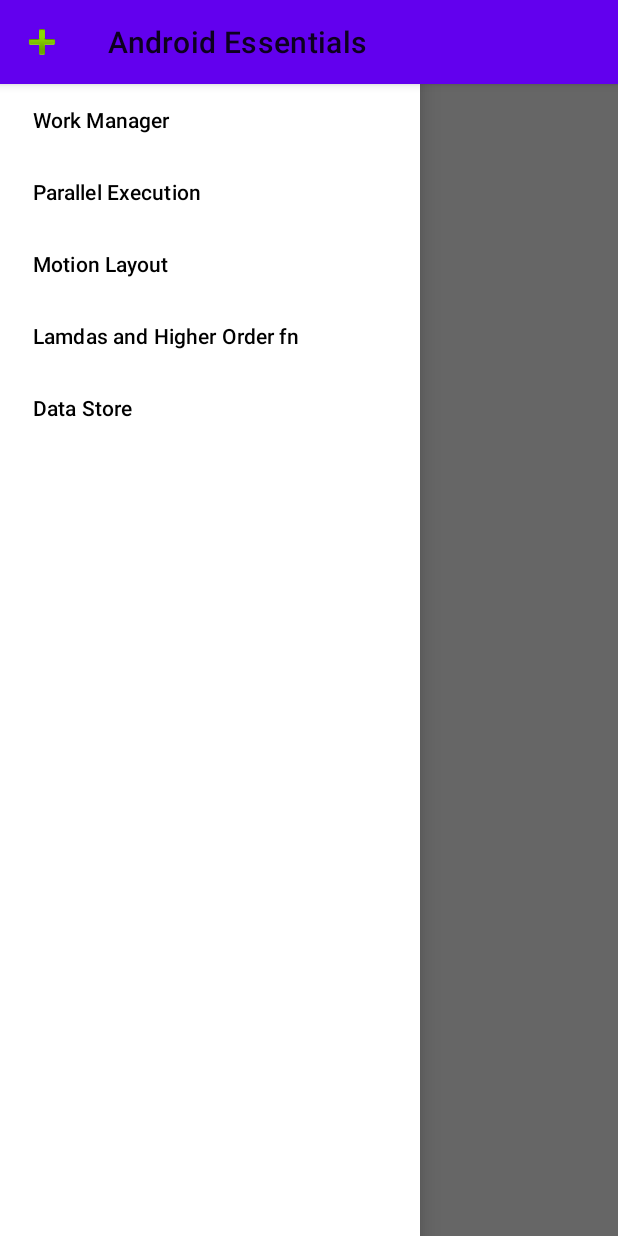
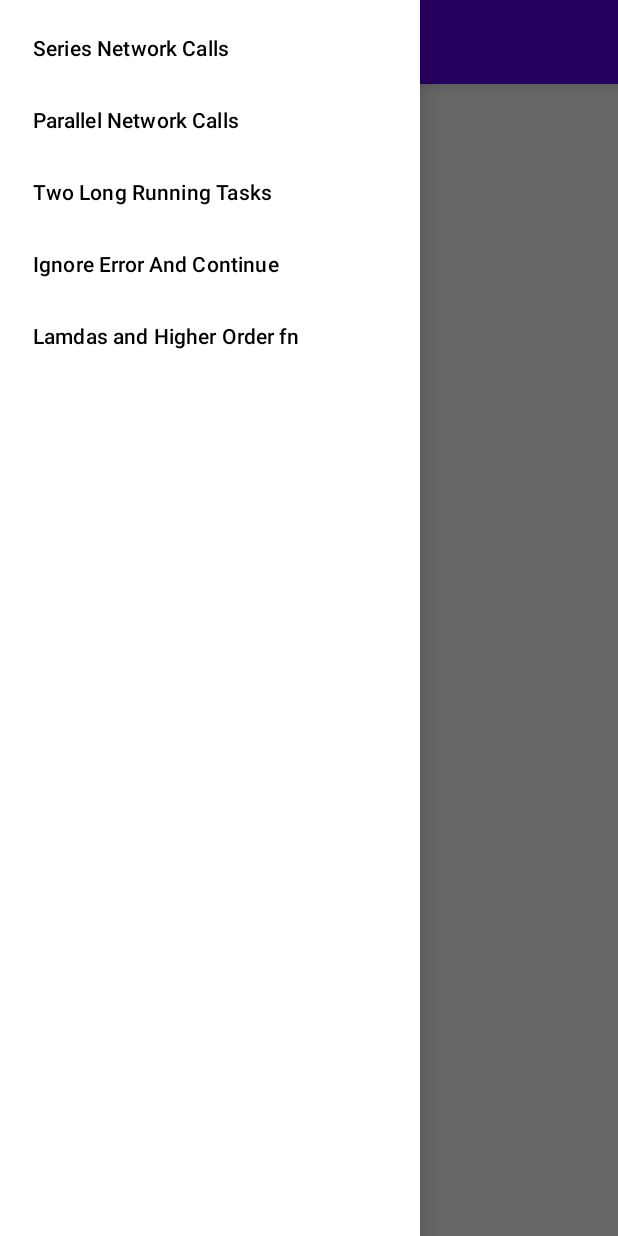
Before and after one commit to gauravq3/Android_Essentials_Code, an Android app: the screen it shows after launch (HomeActivity), with the side drawer open, on a phone screen of 412 x 824 dp. Run offline under Robolectric (Android 15) with nearby library versions, the phone set to English and light mode, and no system bars; our stand-ins replace Dagger/Hilt's generated code, Room's generated code, data binding; pictures from the network do not load; 9 statements that could not run were skipped.

Commit message:
navigation changes

```diff
--- a/app/src/main/java/com/master/androidessentials/mvvm/ui/activity/HomeActivity.kt
+++ b/app/src/main/java/com/master/androidessentials/mvvm/ui/activity/HomeActivity.kt
@@ -1,10 +1,14 @@
 package com.master.androidessentials.mvvm.ui.activity
 
-import android.R
 import android.os.Bundle
 import android.view.MenuItem
 import androidx.appcompat.app.ActionBar
 import androidx.core.view.GravityCompat
+import androidx.navigation.NavController
+import androidx.navigation.Navigation
+import androidx.navigation.findNavController
+import androidx.navigation.fragment.NavHostFragment
+import com.master.androidessentials.R
 import com.master.androidessentials.databinding.ActivityHomeBinding
 import com.master.androidessentials.mvvm.ui.base.BaseActivity
 import dagger.hilt.android.AndroidEntryPoint
@@ -12,22 +16,55 @@ import dagger.hilt.android.AndroidEntryPoint
 
 @AndroidEntryPoint
 class HomeActivity : BaseActivity<ActivityHomeBinding>() {
+    lateinit var navController: NavController
+
     override fun inflateBinding(): ActivityHomeBinding = ActivityHomeBinding.inflate(layoutInflater)
     override fun onCreate(savedInstanceState: Bundle?) {
         super.onCreate(savedInstanceState)
         setSupportActionBar(binding.toolbar)
         val actionBar: ActionBar? = supportActionBar
         actionBar?.setDisplayHomeAsUpEnabled(true)
-        actionBar?.setHomeAsUpIndicator(R.drawable.ic_input_add)
+        actionBar?.setHomeAsUpIndicator(R.drawable.more)
         binding.navigationView.setNavigationItemSelectedListener { item: MenuItem ->
 
             binding.drawerLayout.closeDrawer(GravityCompat.START);
             true
         }
+        val navHostFragment =
+            supportFragmentManager.findFragmentById(R.id.fragmentContainerView) as NavHostFragment?
+        navController =  Navigation.findNavController(this, R.id.fragmentContainerView);
+
     }
 
+
     override fun onOptionsItemSelected(item: MenuItem): Boolean {
-        binding.drawerLayout.openDrawer(GravityCompat.START);
+        binding.drawerLayout.openDrawer(GravityCompat.START)
+        when (item.itemId) {
+            R.id.seriesNetworkCall -> {
+
+                return true
+            }
+
+            R.id.parallelNetworkCall -> {
+                navController.navigate(R.id.seriesNetwork)
+               // return true
+            }
+
+            R.id.twoLongRunningTasks -> {
+
+                return true
+            }
+
+            R.id.ignoreError -> {
+                return true
+            }
+            R.id.lamdasAndHigherOrderFn -> {
+
+                return true
+            }
+
+
+        }
         return super.onOptionsItemSelected(item)
 
     }
--- /dev/null
+++ b/app/src/main/res/drawable/more.xml
@@ -0,0 +1,5 @@
+<vector android:autoMirrored="true" android:height="24dp"
+    android:tint="#FFFFFF" android:viewportHeight="24"
+    android:viewportWidth="24" android:width="24dp" xmlns:android="http://schemas.android.com/apk/res/android">
+    <path android:fillColor="@android:color/white" android:pathData="M3.5,18.99l11,0.01c0.67,0 1.27,-0.33 1.63,-0.84L20.5,12l-4.37,-6.16c-0.36,-0.51 -0.96,-0.84 -1.63,-0.84l-11,0.01L8.34,12 3.5,18.99z"/>
+</vector>
--- a/app/src/main/res/layout/activity_home.xml
+++ b/app/src/main/res/layout/activity_home.xml
@@ -7,35 +7,42 @@
     <data>
 
     </data>
-<androidx.coordinatorlayout.widget.CoordinatorLayout
-    android:layout_width="match_parent"
-    android:layout_height="match_parent">
-    <com.google.android.material.appbar.AppBarLayout
-        android:layout_width="match_parent"
-        android:layout_height="wrap_content"
-        android:theme="@style/ThemeOverlay.AppCompat.ActionBar">
-
-        <androidx.appcompat.widget.Toolbar
-            android:id="@+id/toolbar"
-            android:layout_width="match_parent"
-            android:layout_height="?attr/actionBarSize"
-            app:title="Android Essentials" />
-
-    </com.google.android.material.appbar.AppBarLayout>
 <androidx.drawerlayout.widget.DrawerLayout
     android:id="@+id/drawerLayout"
     android:layout_width="match_parent"
     android:layout_height="match_parent">
 
-        <androidx.fragment.app.FragmentContainerView
+    <!-- Main content -->
+    <androidx.coordinatorlayout.widget.CoordinatorLayout
+        android:layout_width="match_parent"
+        android:layout_height="match_parent">
+
+        <!-- Toolbar -->
+        <com.google.android.material.appbar.AppBarLayout
+            android:layout_width="match_parent"
+            android:layout_height="wrap_content">
+
+            <androidx.appcompat.widget.Toolbar
+                android:id="@+id/toolbar"
+                app:titleTextColor="@color/white"
+                android:layout_width="match_parent"
+                android:layout_height="?attr/actionBarSize"
+                android:background="?attr/colorPrimary" />
+
+        </com.google.android.material.appbar.AppBarLayout>
+
+        <!-- NavHostFragment -->
+        <fragment
             android:id="@+id/fragmentContainerView"
             android:name="androidx.navigation.fragment.NavHostFragment"
             android:layout_width="match_parent"
-            android:layout_height="0dp"
-            app:defaultNavHost="true"
+            android:layout_height="match_parent"
+            app:navGraph="@navigation/nav_graph"
+            app:defaultNavHost="true" />
 
-            app:navGraph="@navigation/nav_graph" />
+    </androidx.coordinatorlayout.widget.CoordinatorLayout>
 
+    <!-- Navigation Drawer -->
     <com.google.android.material.navigation.NavigationView
         android:id="@+id/navigationView"
         android:layout_width="wrap_content"
@@ -45,6 +52,5 @@
 
 </androidx.drawerlayout.widget.DrawerLayout>
 
-</androidx.coordinatorlayout.widget.CoordinatorLayout>
 
 </layout>
--- a/app/src/main/res/menu/navigation_menu.xml
+++ b/app/src/main/res/menu/navigation_menu.xml
@@ -1,21 +1,18 @@
 <?xml version="1.0" encoding="utf-8"?>
 <menu xmlns:android="http://schemas.android.com/apk/res/android">
     <item
-        android:id="@+id/item1"
-        android:title="@string/scoped_storage" />
+        android:id="@+id/seriesNetworkCall"
+        android:title="@string/series_network_calls" />
     <item
-        android:id="@+id/item2"
-        android:title="@string/work_manager" />
+        android:id="@+id/parallelNetworkCall"
+        android:title="@string/parallel_network_calls" />
     <item
-        android:id="@+id/item3"
-        android:title="@string/parallel_execution" />
+        android:id="@+id/twoLongRunningTasks"
+        android:title="@string/two_long_running_tasks" />
     <item
-        android:id="@+id/item4"
-        android:title="@string/motion_layout" />
+        android:id="@+id/ignoreError"
+        android:title="@string/ignore_error_and_continue" />
     <item
-        android:id="@+id/item5"
+        android:id="@+id/lamdasAndHigherOrderFn"
         android:title="@string/lamdas_and_higher_order_fn" />
-    <item
-        android:id="@+id/item6"
-        android:title="@string/data_store" />
 </menu>
--- a/app/src/main/res/navigation/nav_graph.xml
+++ b/app/src/main/res/navigation/nav_graph.xml
@@ -19,4 +19,9 @@
         android:name="com.master.androidessentials.mvvm.ui.fragment.DetailsFragment"
         android:label="fragment_example"
         tools:layout="@layout/fragment_details" />
+    <fragment
+        android:id="@+id/seriesNetwork"
+        android:name="com.master.androidessentials.mvvm.ui.fragment.SeriesNetworkCall"
+        android:label="fragment_series_network_call"
+        tools:layout="@layout/fragment_series_network_call" />
 </navigation>
--- a/app/src/main/res/values/strings.xml
+++ b/app/src/main/res/values/strings.xml
@@ -11,4 +11,8 @@
     <string name="motion_layout">Motion Layout</string>
     <string name="lamdas_and_higher_order_fn">Lamdas and Higher Order fn</string>
     <string name="data_store">Data Store</string>
+    <string name="ignore_error_and_continue">Ignore Error And Continue</string>
+    <string name="two_long_running_tasks">Two Long Running Tasks</string>
+    <string name="parallel_network_calls">Parallel Network Calls</string>
+    <string name="series_network_calls">Series Network Calls</string>
 </resources>
```
Also changed, not shown: app/src/main/java/com/master/androidessentials/mvvm/ui/fragment/SeriesNetworkCall.kt (added, +20 -0 lines), app/src/main/res/layout/fragment_series_network_call.xml (added, +21 -0 lines). Lines whose indentation alone changed are shown as unchanged.
